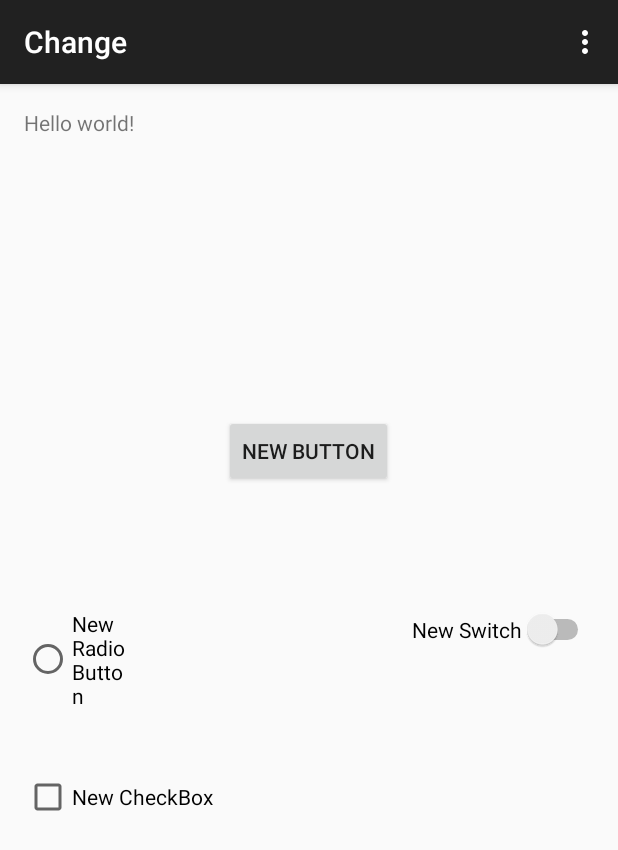
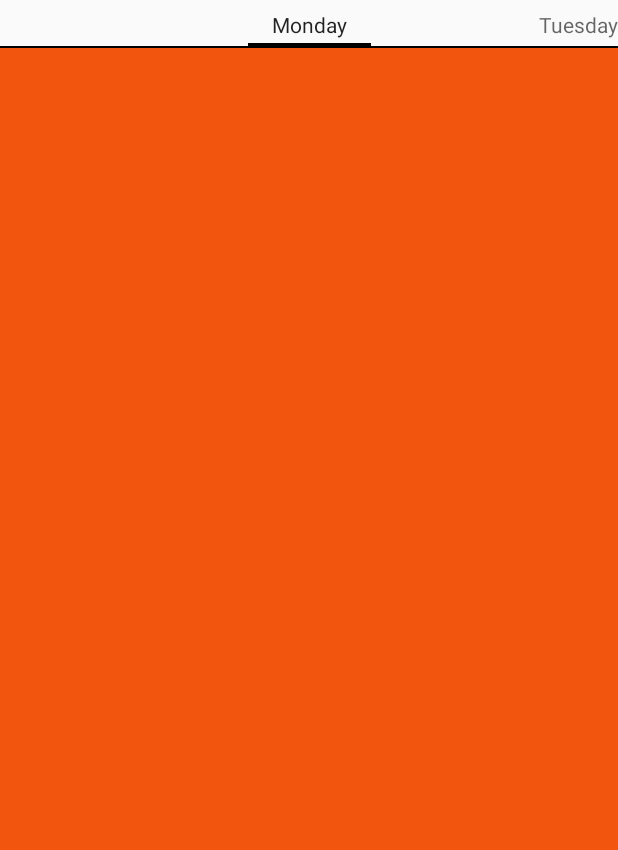
Before and after one commit to asutp36/SchoolTT, an Android app: the screen it shows after launch (MainActivity), on a phone screen of 412 x 824 dp. Shown: the top 850 px of the screen. Run offline under Robolectric (Android 15) with nearby library versions, the phone set to English and light mode, and no system bars.

Commit message:
- компилится под 15 sdk;

```diff
--- a/app/build.gradle
+++ b/app/build.gradle
@@ -1,12 +1,12 @@
 apply plugin: 'com.android.application'
 
 android {
-    compileSdkVersion 21
+    compileSdkVersion 15
     buildToolsVersion "22.0.1"
 
     defaultConfig {
-        applicationId "com.example.key2.change"
-        minSdkVersion 16
+        applicationId "com.samschool.schooltt"
+        minSdkVersion 15
         targetSdkVersion 21
         versionCode 1
         versionName "1.0"
--- a/app/src/main/AndroidManifest.xml
+++ b/app/src/main/AndroidManifest.xml
@@ -1,6 +1,6 @@
 <?xml version="1.0" encoding="utf-8"?>
 <manifest xmlns:android="http://schemas.android.com/apk/res/android"
-    package="com.example.key2.change" >
+    package="com.samschool.schooltt.pages" >
 
     <application
         android:allowBackup="true"
--- a/app/src/main/java/com/example/key2/change/MainActivity.java
+++ /dev/null
@@ -1,39 +0,0 @@
-package com.example.key2.change;
-
-import android.support.v7.app.ActionBarActivity;
-import android.os.Bundle;
-import android.view.Menu;
-import android.view.MenuItem;
-
-
-public class MainActivity extends ActionBarActivity {
-
-    @Override
-    protected void onCreate(Bundle savedInstanceState) {
-        super.onCreate(savedInstanceState);
-        setContentView(R.layout.activity_main);
-    }
-
-
-    @Override
-    public boolean onCreateOptionsMenu(Menu menu) {
-        // Inflate the menu; this adds items to the action bar if it is present.
-        getMenuInflater().inflate(R.menu.menu_main, menu);
-        return true;
-    }
-
-    @Override
-    public boolean onOptionsItemSelected(MenuItem item) {
-        // Handle action bar item clicks here. The action bar will
-        // automatically handle clicks on the Home/Up button, so long
-        // as you specify a parent activity in AndroidManifest.xml.
-        int id = item.getItemId();
-
-        //noinspection SimplifiableIfStatement
-        if (id == R.id.action_settings) {
-            return true;
-        }
-
-        return super.onOptionsItemSelected(item);
-    }
-}
--- /dev/null
+++ b/app/src/main/java/com/samschool/schooltt/pages/MainActivity.java
@@ -0,0 +1,83 @@
+package com.samschool.schooltt.pages;
+
+import android.os.Bundle;
+import android.support.v4.app.Fragment;
+import android.support.v4.app.FragmentActivity;
+import android.support.v4.app.FragmentManager;
+import android.support.v4.app.FragmentPagerAdapter;
+import android.support.v4.view.PagerAdapter;
+import android.support.v4.view.ViewPager;
+import android.support.v4.view.ViewPager.OnPageChangeListener;
+
+import com.samschool.schooltt.pages.R;
+
+public class MainActivity extends FragmentActivity {
+
+    static final String TAG = "myLogs";
+    static final int PAGE_COUNT = 10;
+
+    ViewPager pager;
+    PagerAdapter pagerAdapter;
+
+    @Override
+    protected void onCreate(Bundle savedInstanceState) {
+        super.onCreate(savedInstanceState);
+        setContentView(R.layout.activity_main);
+
+        pager = (ViewPager) findViewById(R.id.pager);
+        pagerAdapter = new MyFragmentPagerAdapter(getSupportFragmentManager());
+        pager.setAdapter(pagerAdapter);
+
+        pager.setOnPageChangeListener(new OnPageChangeListener() {
+
+            @Override
+            public void onPageSelected(int position) {
+            }
+
+            @Override
+            public void onPageScrolled(int position, float positionOffset,
+                                       int positionOffsetPixels) {
+            }
+
+            @Override
+            public void onPageScrollStateChanged(int state) {
+            }
+        });
+    }
+
+    private class MyFragmentPagerAdapter extends FragmentPagerAdapter {
+
+        public MyFragmentPagerAdapter(FragmentManager fm) {
+            super(fm);
+        }
+
+        @Override
+        public Fragment getItem(int position) {
+            return PageFragment.newInstance(position);
+        }
+
+        @Override
+        public int getCount(){
+            return PAGE_COUNT;
+        }
+        @Override
+        public CharSequence getPageTitle(int position) {
+            switch (position) {
+                case 0:
+                    return "Monday";
+                case 1:
+                    return "Tuesday";
+                case 2:
+                    return "Wednesday";
+                case 3:
+                    return "Thursday";
+                case 4:
+                    return "Friday";
+                case 5:
+                    return "Saturday";
+            }
+            return "Title " + position;
+        }
+    }
+
+}
--- /dev/null
+++ b/app/src/main/java/com/samschool/schooltt/pages/PageFragment.java
@@ -0,0 +1,58 @@
+package com.samschool.schooltt.pages;
+
+import android.os.Bundle;
+import android.support.v4.app.Fragment;
+import android.view.LayoutInflater;
+import android.view.View;
+import android.view.ViewGroup;
+import com.samschool.schooltt.pages.R;
+
+public class PageFragment extends Fragment {
+
+    static final String ARGUMENT_PAGE_NUMBER = "arg_page_number";
+
+    int pageNumber;
+
+    public static PageFragment newInstance(int page) {
+        PageFragment pageFragment = new PageFragment();
+        Bundle arguments = new Bundle();
+        arguments.putInt(ARGUMENT_PAGE_NUMBER, page);
+        pageFragment.setArguments(arguments);
+        return pageFragment;
+    }
+
+    @Override
+    public void onCreate(Bundle savedInstanceState) {
+        super.onCreate(savedInstanceState);
+        pageNumber = getArguments().getInt(ARGUMENT_PAGE_NUMBER);
+    }
+
+    @Override
+    public View onCreateView(LayoutInflater inflater, ViewGroup container,
+                             Bundle savedInstanceState) {
+        View view = null;
+        switch (pageNumber){
+            case 0:
+                view = inflater.inflate(R.layout.monday_layout, null);
+                break;
+            case 1:
+                view = inflater.inflate(R.layout.tuesday_layout, null);
+                break;
+            case 2:
+                view = inflater.inflate(R.layout.wednesday_layout, null);
+                break;
+            case 3:
+                view = inflater.inflate(R.layout.thursday_layout, null);
+                break;
+            case 4:
+                view = inflater.inflate(R.layout.friday_layout, null);
+                break;
+            case 5:
+                view = inflater.inflate(R.layout.saturday_layout, null);
+                break;
+
+        }
+
+        return view;
+    }
+}
--- a/app/src/main/res/layout/activity_main.xml
+++ b/app/src/main/res/layout/activity_main.xml
@@ -1,50 +1,19 @@
 <RelativeLayout xmlns:android="http://schemas.android.com/apk/res/android"
-    xmlns:tools="http://schemas.android.com/tools" android:layout_width="match_parent"
-    android:layout_height="match_parent" android:paddingLeft="@dimen/activity_horizontal_margin"
-    android:paddingRight="@dimen/activity_horizontal_margin"
-    android:paddingTop="@dimen/activity_vertical_margin"
-    android:paddingBottom="@dimen/activity_vertical_margin" tools:context=".MainActivity">
+    xmlns:tools="http://schemas.android.com/tools"
+    android:layout_width="match_parent"
+    android:layout_height="match_parent"
+    tools:context=".MainActivity">
 
-    <TextView android:text="@string/hello_world" android:layout_width="wrap_content"
-        android:layout_height="wrap_content"
-        android:id="@+id/textView" />
+    <android.support.v4.view.ViewPager
+        android:id="@+id/pager"
+        android:layout_width="match_parent"
+        android:layout_height="match_parent">
 
-    <RadioButton
-        android:layout_width="wrap_content"
-        android:layout_height="wrap_content"
-        android:text="New RadioButton"
-        android:id="@+id/radioButton"
-        android:layout_centerVertical="true"
-        android:layout_alignRight="@+id/textView"
-        android:layout_alignEnd="@+id/textView" />
-
-    <Button
-        style="?android:attr/buttonStyleSmall"
-        android:layout_width="wrap_content"
-        android:layout_height="wrap_content"
-        android:text="New Button"
-        android:id="@+id/button"
-        android:layout_above="@+id/radioButton"
-        android:layout_centerHorizontal="true"
-        android:layout_marginBottom="81dp" />
-
-    <CheckBox
-        android:layout_width="wrap_content"
-        android:layout_height="wrap_content"
-        android:text="New CheckBox"
-        android:id="@+id/checkBox"
-        android:layout_below="@+id/radioButton"
-        android:layout_alignParentLeft="true"
-        android:layout_alignParentStart="true"
-        android:layout_marginTop="42dp" />
-
-    <Switch
-        android:layout_width="wrap_content"
-        android:layout_height="wrap_content"
-        android:text="New Switch"
-        android:id="@+id/switch1"
-        android:layout_alignTop="@+id/radioButton"
-        android:layout_alignParentRight="true"
-        android:layout_alignParentEnd="true" />
-
+        <android.support.v4.view.PagerTabStrip
+            android:id="@+id/pagerTitleStrip"
+            android:layout_width="match_parent"
+            android:layout_height="wrap_content"
+            android:layout_gravity="top">
+        </android.support.v4.view.PagerTabStrip>
+    </android.support.v4.view.ViewPager>
 </RelativeLayout>
--- /dev/null
+++ b/app/src/main/res/layout/monday_layout.xml
@@ -0,0 +1,7 @@
+<?xml version="1.0" encoding="utf-8"?>
+<LinearLayout xmlns:android="http://schemas.android.com/apk/res/android"
+    android:layout_width="match_parent"
+    android:layout_height="match_parent"
+    android:background="#F2550D">
+
+</LinearLayout>
```
Also changed, not shown: app/src/main/java/com/samschool/schooltt/pages/FridayFragment.java (added, +41 -0 lines), app/src/main/java/com/samschool/schooltt/pages/MondayFragment.java (added, +42 -0 lines), app/src/main/java/com/samschool/schooltt/pages/SaturdayFragment.java (added, +41 -0 lines), app/src/main/java/com/samschool/schooltt/pages/ThursdayFragment.java (added, +41 -0 lines), app/src/main/java/com/samschool/schooltt/pages/TuesdayFragment.java (added, +41 -0 lines), app/src/main/java/com/samschool/schooltt/pages/WednesdayFragment.java (added, +41 -0 lines), app/src/main/res/layout/friday_layout.xml (added, +7 -0 lines), app/src/main/res/layout/saturday_layout.xml (added, +7 -0 lines), app/src/main/res/layout/thursday_layout.xml (added, +7 -0 lines), app/src/main/res/layout/tuesday_layout.xml (added, +7 -0 lines), app/src/main/res/layout/wednesday_layout.xml (added, +7 -0 lines), 3 other files.
